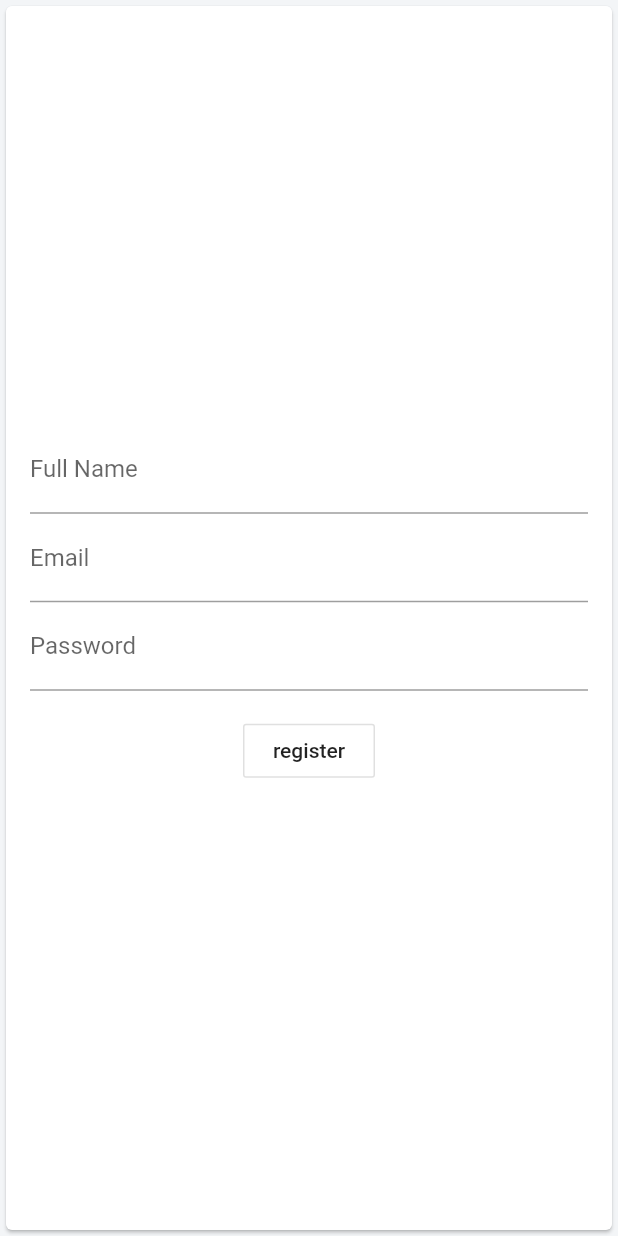
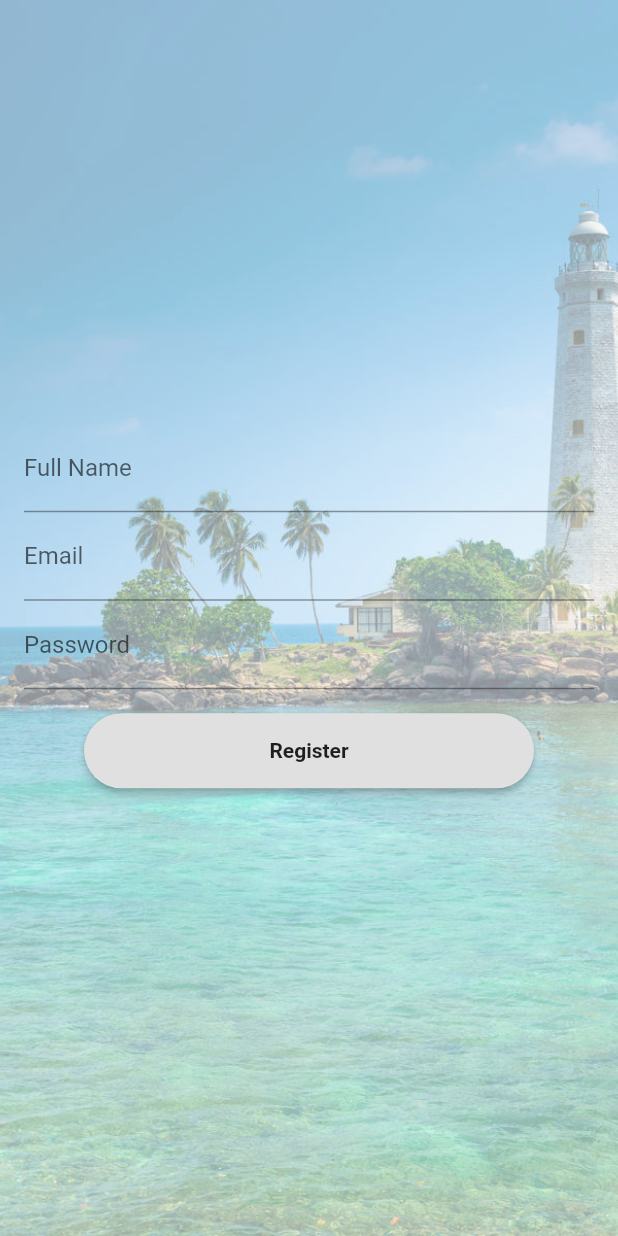
Before and after one commit to adithya0076/craftrips, a Flutter app: the screen it shows after launch, after a tap on "Register", on a phone screen of 412 x 824 dp. Run offline on Flutter 3.47's test engine with Material 2 defaults, Android fonts, the phone set to English and light mode, and no system bars; our stand-ins replace firebase_auth, firebase_core, font_awesome_flutter, splashscreen; missing offline and left inert: beauty_textfield; accounts and stored records are empty.

Commit message:
add the ui design for login/register

```diff
--- a/lib/firebaseAutoDemo.dart
+++ b/lib/firebaseAutoDemo.dart
@@ -14,30 +14,93 @@ class _FirebaseAuthDemoState extends State<FirebaseAuthDemo> {
   @override
   Widget build(BuildContext context) {
     return Scaffold(
-      appBar: AppBar(
-        title: Text("Firebase Auth"),
+
+      body: Container(
+        height: double.infinity,
+        width: double.infinity,
+        decoration: BoxDecoration(
+          color: Colors.redAccent,
+          image: DecorationImage(
+            colorFilter: ColorFilter.mode(Colors.black.withOpacity(0.4), BlendMode.dstATop),
+            image: AssetImage('assets/images/anuradhapura.jpg'),
+            fit: BoxFit.cover,
           ),
-      body: Column(
+        ),
+
+                  child: Column(
             crossAxisAlignment: CrossAxisAlignment.start,
             mainAxisAlignment: MainAxisAlignment.center,
             children: <Widget>[
             Container(
+               alignment: Alignment.center,
+                 margin: const EdgeInsets.only(top: 10.0,),
+               padding: const EdgeInsets.only(left: 20, right: 20),
+               child: SizedBox(child: Text('Already have an account ?', style: TextStyle(color: Colors.white),),),
+            ),
+              Container(
+               margin: const EdgeInsets.only(top: 10.0,),
+               padding: const EdgeInsets.only(left: 20, right: 20),
+
+                                child: SizedBox(
+                                    width: 300.0,
+          height: 50.0,
                                                                   child: OutlineButton(
-              child: Text("Signin"),
+
+                       shape: RoundedRectangleBorder(borderRadius: BorderRadius.circular(30.0),),
+                    child: Text("Sign in", style: TextStyle(color: Colors.white, fontWeight: FontWeight.bold,
+                    ),
+                    ),
+                  borderSide: BorderSide(
+                    style: BorderStyle.solid,
+                    width: 1.8
+                  ),
+
+                    color: Colors.white,
+                     highlightedBorderColor: Colors.redAccent,
                     onPressed: () => _pushPage(context, SignIn()),
                   ),
-            padding: const EdgeInsets.all(16),
+                                ),
+
+
                 alignment: Alignment.center,
               ),
+              SizedBox(height: 10,),
                Container(
+               alignment: Alignment.center,
+                 margin: const EdgeInsets.only(top: 10.0,),
+               padding: const EdgeInsets.only(left: 20, right: 20),
+               child: SizedBox(child: Text('Create an account', style: TextStyle(color: Colors.white),),),
+            ),
+              Container(
+                 margin: const EdgeInsets.only(top: 10.0,),
+               padding: const EdgeInsets.only(left: 20, right: 20),
+
+                                child: SizedBox(
+                                    width: 300.0,
+          height: 50.0,
                                                                   child: OutlineButton(
-              child: Text("Register"),
+                    shape: RoundedRectangleBorder(borderRadius: BorderRadius.circular(30.0),),
+                    child: Text("Register",
+                    style: TextStyle(color: Colors.white, fontWeight: FontWeight.bold,),
+                    ),
+                    color: Colors.redAccent,
+                     borderSide: BorderSide(
+                    style: BorderStyle.solid,
+                    width: 1.8
+                  ),
+                          highlightedBorderColor: Colors.white,
                     onPressed: () => _pushPage(context, Register()),
                   ),
-            padding: const EdgeInsets.all(16),
+                                ),
+
+
                 alignment: Alignment.center,
               ),
+
             ],
+
+          ),
+
       ),
     );
   }
--- a/lib/main.dart
+++ b/lib/main.dart
@@ -1,5 +1,3 @@
-import 'package:Craftrips/register.dart';
-import 'package:Craftrips/screens/home_screen.dart';
 import 'package:firebase_core/firebase_core.dart';
 import 'package:flutter/material.dart';
 
@@ -39,14 +37,16 @@ class Splash2 extends StatelessWidget {
       seconds: 6,
       navigateAfterSeconds: new FirebaseAuthDemo(),
       title: new Text(
-        'Softgenix',
+        'BY SOFTGENIX',
         style: TextStyle(
+          fontSize: 10,
           color: Colors.white,
           fontFamily: "Roboto",
-          fontWeight: FontWeight.w300,
+          fontWeight: FontWeight.bold,
         ),
         textScaleFactor: 2,
       ),
+
       imageBackground: AssetImage("assets/images/hanthana.jpg"),
       image: new Image.asset('assets/images/craftripsnew.png'),
       loadingText: Text(
--- a/lib/register.dart
+++ b/lib/register.dart
@@ -15,8 +15,6 @@ class _RegisterState extends State<Register> {
   final TextEditingController _emailController = TextEditingController();
   final TextEditingController _passwordController = TextEditingController();
 
-  bool _isSuccess;
-  String _userEmail;
   @override
   void dispose() {
     _emailController.dispose();
@@ -27,10 +25,21 @@ class _RegisterState extends State<Register> {
   @override
   Widget build(BuildContext context) {
     return Scaffold(
-      body: Center(
+      body: Container(
+         height: double.infinity,
+        width: double.infinity,
+        decoration: BoxDecoration(
+
+          image: DecorationImage(
+            colorFilter: ColorFilter.mode(Colors.black.withOpacity(0.4), BlendMode.dstATop),
+            image: AssetImage('assets/images/galle.jpg'),
+            fit: BoxFit.cover,
+          ),
+        ),
+        child: Center(
           child: Form(
               key: _formKey,
-            child: Card(
+
                 child: Padding(
                   padding: EdgeInsets.all(16),
                   child: Column(
@@ -71,8 +80,12 @@ class _RegisterState extends State<Register> {
                       Container(
                         padding: const EdgeInsets.symmetric(vertical: 16.0),
                         alignment: Alignment.center,
-                      child: OutlineButton(
-                        child: Text("register"),
+                        child: SizedBox(
+                           width: 300.0,
+          height: 50.0,
+                                                  child: RaisedButton(
+                            child: Text("Register", style: TextStyle(fontWeight: FontWeight.bold,),),
+                             shape: RoundedRectangleBorder(borderRadius: BorderRadius.circular(30.0),),
                             onPressed: () async {
                               if (_formKey.currentState.validate()) {
                                 _registerAccount();
@@ -80,10 +93,13 @@ class _RegisterState extends State<Register> {
                             },
                           ),
                         ),
+                      ),
                     ],
                   ),
                 ),
-            )),
+
+              ),
+        ),
       ),
     );
   }
@@ -106,7 +122,6 @@ class _RegisterState extends State<Register> {
                 user: user1,
               )));
     } else {
-      _isSuccess = false;
     }
   }
 }
--- a/lib/widgets/destination_carousel.dart
+++ b/lib/widgets/destination_carousel.dart
@@ -1,5 +1,6 @@
 import 'package:Craftrips/models/destination_model.dart';
 import 'package:Craftrips/screens/destination_scren.dart';
+import 'package:Craftrips/widgets/destinationall.dart';
 import 'package:flutter/material.dart';
 import 'package:font_awesome_flutter/font_awesome_flutter.dart';
 
@@ -22,7 +23,9 @@ class DestinationCarousel extends StatelessWidget {
                 ),
               ),
               GestureDetector(
-                onTap: () => print('See All now'),
+                 onTap: () =>   Navigator.of(context).push(
+              MaterialPageRoute(builder: (context) => DestinatonSeeAll()),
+            ),
                 child: Text(
                   'See All',
                   style: TextStyle(
@@ -32,6 +35,7 @@ class DestinationCarousel extends StatelessWidget {
                     letterSpacing: 1.0,
                   ),
                 ),
+
               ),
             ],
           ),
--- a/lib/widgets/search_place.dart
+++ b/lib/widgets/search_place.dart
@@ -7,7 +7,6 @@ class SearchScreen extends StatefulWidget {
 }
 
 class _SearchScreenState extends State<SearchScreen> {
-  final _searchController = TextEditingController();
 
   @override
   Widget build(BuildContext context) {
@@ -31,8 +30,11 @@ class _SearchScreenState extends State<SearchScreen> {
             decoration: BoxDecoration(
               image: DecorationImage(
                 image: AssetImage('assets/images/galle.jpg'),
+                colorFilter: ColorFilter.mode(Colors.black.withOpacity(0.7), BlendMode.dstATop),
                 fit: BoxFit.cover,
+
               ),
+              color: Colors.lightBlueAccent
             ),
                    child: Column(
                      children: <Widget> [
```
Also changed, not shown: lib/login.dart (+22 -8 lines), lib/screens/home_screen.dart (+4 -3 lines), lib/widgets/destinationall.dart (added, +15 -0 lines), pubspec.yaml (+1 -6 lines). Lines whose indentation alone changed are shown as unchanged.
